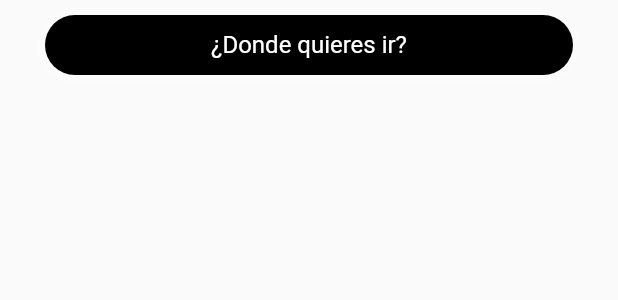
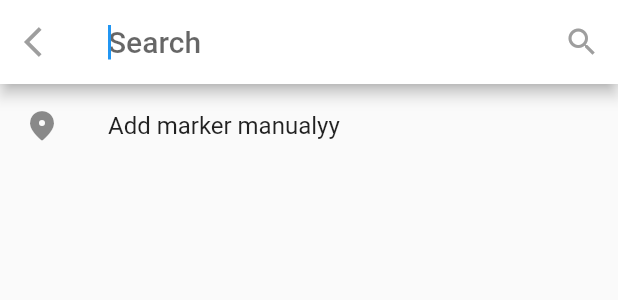
Before and after one commit to Luisparr14/maps_app, a Flutter app: the CustomSearchBar widget shown alone on an empty page, opened directly, after a tap on "¿Donde quieres ir?", on a phone screen of 412 x 824 dp. Shown: the top 300 px of the screen. Run offline on Flutter 3.47's test engine with Material 2 defaults, Android fonts, the phone set to English and light mode, and no system bars; our stand-ins replace bloc, equatable, flutter_bloc, geolocator, google_maps_flutter and 1 more; missing offline and left inert: dart:ffi.

Commit message:
clase #229 - Flutter Avanzado - Udemy

```diff
--- /dev/null
+++ b/lib/delegates/delegates.dart
@@ -0,0 +1 @@
+export 'package:maps_app/delegates/search_destination_delagate.dart';
--- /dev/null
+++ b/lib/delegates/search_destination_delagate.dart
@@ -0,0 +1,41 @@
+import 'package:flutter/material.dart';
+
+class SearchDestinationDelegate extends SearchDelegate {
+  @override
+  List<Widget>? buildActions(BuildContext context) {
+    return [
+      IconButton(
+          onPressed: () {
+            query = '';
+          },
+          icon: const Icon(Icons.search))
+    ];
+  }
+
+  @override
+  Widget? buildLeading(BuildContext context) {
+    return IconButton(
+        onPressed: () {
+          close(context, null);
+        },
+        icon: const Icon(Icons.arrow_back_ios));
+  }
+
+  @override
+  Widget buildResults(BuildContext context) {
+    return const Text('buildResults');
+  }
+
+  @override
+  Widget buildSuggestions(BuildContext context) {
+        return ListView(
+      children: [
+        ListTile(
+          leading: const Icon(Icons.location_on_rounded),
+          title: const Text('Add marker manualyy'),
+          onTap: () => print('ontap'),
+        )
+      ],
+    );
+  }
+}
--- a/lib/widgets/searchbar.dart
+++ b/lib/widgets/searchbar.dart
@@ -1,4 +1,5 @@
 import 'package:flutter/material.dart';
+import 'package:maps_app/delegates/delegates.dart';
 
 class CustomSearchBar extends StatelessWidget {
   const CustomSearchBar({super.key});
@@ -11,7 +12,7 @@ class CustomSearchBar extends StatelessWidget {
         width: double.infinity,
         height: 40,
         child: GestureDetector(
-          onTap: () => print('ontap'),
+          onTap: () => showSearch(context: context, delegate: SearchDestinationDelegate()),
           child: Container(
             alignment: Alignment.center,
             margin: const EdgeInsets.symmetric(horizontal: 30),
```
